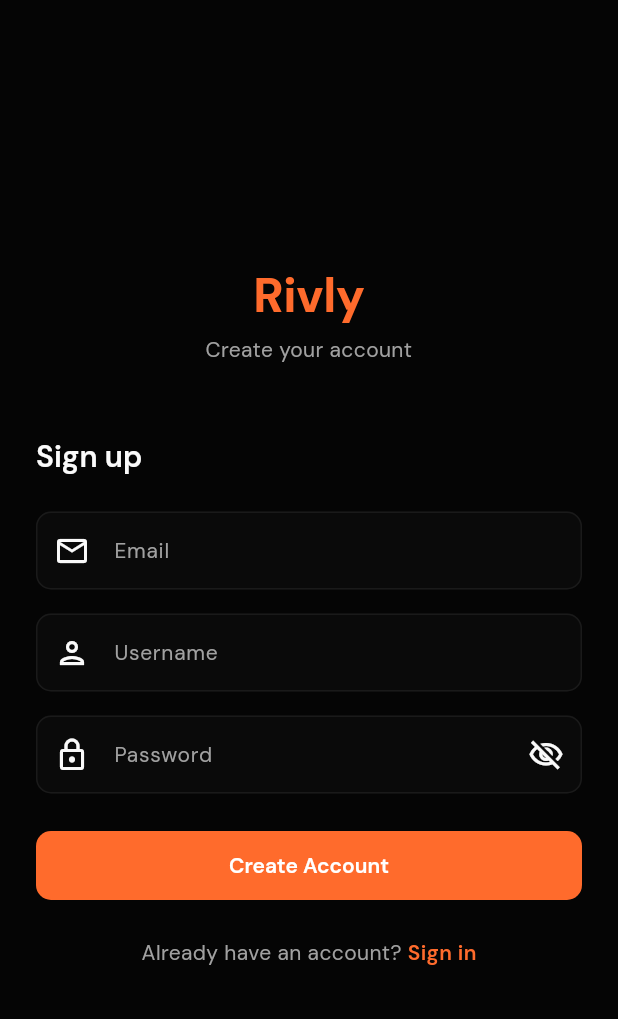
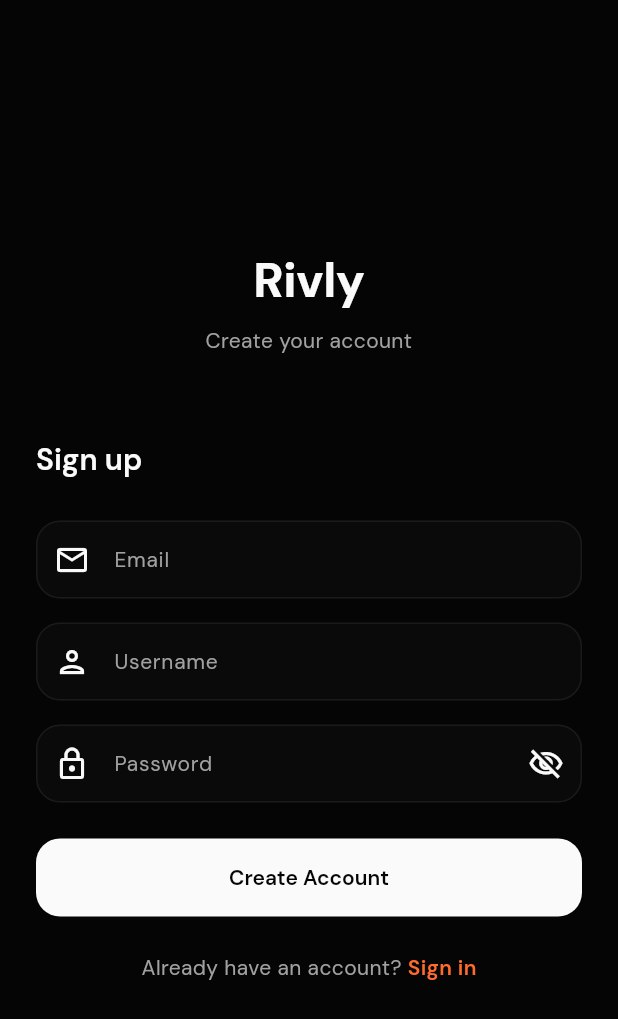
Before and after one commit to monkeyslaboratory/rivly-app, a Flutter app: the screen it shows after launch, after a tap on "Sign up", on a phone screen of 412 x 824 dp. Shown: the top 1019 px of the screen. Run offline on Flutter 3.47's test engine with Material 3 defaults, Android fonts, the phone set to English and light mode, and no system bars; our stand-ins replace dio, equatable, flutter_bloc, flutter_secure_storage, go_router, google_fonts and 1 more.

Commit message:
design: align Flutter UI with landing page design system
- Primary buttons: black/white (not orange) — matches landing CTA style
- Border-radius: 16px everywhere (buttons, cards, inputs, chips)
- Logo "Rivly": primary text color, not accent orange
- FAB: black/white instead of orange
- Loading indicator adapts to button foreground color
- Dashboard "Run" button now primary (black/white)
- Increased spacing on auth screens for better breathing room
- Ghost button uses onSurface color

Co-Authored-By: Claude Opus 4.6 (1M context) <noreply@anthropic.com>

```diff
--- a/lib/core/theme/app_theme.dart
+++ b/lib/core/theme/app_theme.dart
@@ -123,7 +123,7 @@ class AppTheme {
         color: AppColors.darkBgElevated,
         elevation: 0,
         shape: RoundedRectangleBorder(
-          borderRadius: BorderRadius.circular(12),
+          borderRadius: BorderRadius.circular(16),
           side: BorderSide(color: AppColors.darkBgSubtle),
         ),
       ),
@@ -133,20 +133,20 @@ class AppTheme {
         contentPadding:
             const EdgeInsets.symmetric(horizontal: 16, vertical: 14),
         border: OutlineInputBorder(
-          borderRadius: BorderRadius.circular(10),
+          borderRadius: BorderRadius.circular(16),
           borderSide: BorderSide(color: AppColors.darkBgSubtle),
         ),
         enabledBorder: OutlineInputBorder(
-          borderRadius: BorderRadius.circular(10),
+          borderRadius: BorderRadius.circular(16),
           borderSide: BorderSide(color: AppColors.darkBgSubtle),
         ),
         focusedBorder: OutlineInputBorder(
-          borderRadius: BorderRadius.circular(10),
+          borderRadius: BorderRadius.circular(16),
           borderSide:
               const BorderSide(color: AppColors.accentPrimary, width: 1.5),
         ),
         errorBorder: OutlineInputBorder(
-          borderRadius: BorderRadius.circular(10),
+          borderRadius: BorderRadius.circular(16),
           borderSide: const BorderSide(color: AppColors.error),
         ),
         hintStyle: GoogleFonts.dmSans(
@@ -160,12 +160,12 @@ class AppTheme {
       ),
       elevatedButtonTheme: ElevatedButtonThemeData(
         style: ElevatedButton.styleFrom(
-          backgroundColor: AppColors.accentPrimary,
-          foregroundColor: Colors.white,
+          backgroundColor: AppColors.darkTextPrimary,
+          foregroundColor: AppColors.darkBg,
           elevation: 0,
           padding: const EdgeInsets.symmetric(horizontal: 24, vertical: 14),
           shape:
-              RoundedRectangleBorder(borderRadius: BorderRadius.circular(10)),
+              RoundedRectangleBorder(borderRadius: BorderRadius.circular(16)),
           textStyle: GoogleFonts.dmSans(
             fontSize: 14,
             fontWeight: FontWeight.w600,
@@ -178,7 +178,7 @@ class AppTheme {
           side: BorderSide(color: AppColors.darkBgSubtle),
           padding: const EdgeInsets.symmetric(horizontal: 24, vertical: 14),
           shape:
-              RoundedRectangleBorder(borderRadius: BorderRadius.circular(10)),
+              RoundedRectangleBorder(borderRadius: BorderRadius.circular(16)),
           textStyle: GoogleFonts.dmSans(
             fontSize: 14,
             fontWeight: FontWeight.w600,
@@ -213,8 +213,8 @@ class AppTheme {
         color: AppColors.accentPrimary,
       ),
       floatingActionButtonTheme: const FloatingActionButtonThemeData(
-        backgroundColor: AppColors.accentPrimary,
-        foregroundColor: Colors.white,
+        backgroundColor: AppColors.darkTextPrimary,
+        foregroundColor: AppColors.darkBg,
       ),
     );
   }
@@ -258,7 +258,7 @@ class AppTheme {
         color: AppColors.lightBgElevated,
         elevation: 0,
         shape: RoundedRectangleBorder(
-          borderRadius: BorderRadius.circular(12),
+          borderRadius: BorderRadius.circular(16),
           side: BorderSide(color: AppColors.lightBgSubtle),
         ),
       ),
@@ -268,20 +268,20 @@ class AppTheme {
         contentPadding:
             const EdgeInsets.symmetric(horizontal: 16, vertical: 14),
         border: OutlineInputBorder(
-          borderRadius: BorderRadius.circular(10),
+          borderRadius: BorderRadius.circular(16),
           borderSide: BorderSide(color: AppColors.lightBgSubtle),
         ),
         enabledBorder: OutlineInputBorder(
-          borderRadius: BorderRadius.circular(10),
+          borderRadius: BorderRadius.circular(16),
           borderSide: BorderSide(color: AppColors.lightBgSubtle),
         ),
         focusedBorder: OutlineInputBorder(
-          borderRadius: BorderRadius.circular(10),
+          borderRadius: BorderRadius.circular(16),
           borderSide:
               const BorderSide(color: AppColors.accentPrimary, width: 1.5),
         ),
         errorBorder: OutlineInputBorder(
-          borderRadius: BorderRadius.circular(10),
+          borderRadius: BorderRadius.circular(16),
           borderSide: const BorderSide(color: AppColors.error),
         ),
         hintStyle: GoogleFonts.dmSans(
@@ -295,12 +295,12 @@ class AppTheme {
       ),
       elevatedButtonTheme: ElevatedButtonThemeData(
         style: ElevatedButton.styleFrom(
-          backgroundColor: AppColors.accentPrimary,
-          foregroundColor: Colors.white,
+          backgroundColor: AppColors.lightTextPrimary,
+          foregroundColor: AppColors.lightBg,
           elevation: 0,
           padding: const EdgeInsets.symmetric(horizontal: 24, vertical: 14),
           shape:
-              RoundedRectangleBorder(borderRadius: BorderRadius.circular(10)),
+              RoundedRectangleBorder(borderRadius: BorderRadius.circular(16)),
           textStyle: GoogleFonts.dmSans(
             fontSize: 14,
             fontWeight: FontWeight.w600,
@@ -313,7 +313,7 @@ class AppTheme {
           side: BorderSide(color: AppColors.lightBgSubtle),
           padding: const EdgeInsets.symmetric(horizontal: 24, vertical: 14),
           shape:
-              RoundedRectangleBorder(borderRadius: BorderRadius.circular(10)),
+              RoundedRectangleBorder(borderRadius: BorderRadius.circular(16)),
           textStyle: GoogleFonts.dmSans(
             fontSize: 14,
             fontWeight: FontWeight.w600,
@@ -349,8 +349,8 @@ class AppTheme {
         color: AppColors.accentPrimary,
       ),
       floatingActionButtonTheme: const FloatingActionButtonThemeData(
-        backgroundColor: AppColors.accentPrimary,
-        foregroundColor: Colors.white,
+        backgroundColor: AppColors.lightTextPrimary,
+        foregroundColor: AppColors.lightBg,
       ),
     );
   }
--- a/lib/presentation/screens/auth/login_screen.dart
+++ b/lib/presentation/screens/auth/login_screen.dart
@@ -73,23 +73,22 @@ class _LoginScreenState extends State<LoginScreen> {
                               .textTheme
                               .displayLarge
                               ?.copyWith(
-                                color: AppColors.accentPrimary,
                                 fontWeight: FontWeight.w800,
                               ),
                           textAlign: TextAlign.center,
                         ),
-                        const SizedBox(height: 8),
+                        const SizedBox(height: 12),
                         Text(
                           'Competitive intelligence, automated.',
                           style: Theme.of(context).textTheme.bodyMedium,
                           textAlign: TextAlign.center,
                         ),
-                        const SizedBox(height: 48),
+                        const SizedBox(height: 56),
                         Text(
                           'Sign in',
                           style: Theme.of(context).textTheme.headlineMedium,
                         ),
-                        const SizedBox(height: 24),
+                        const SizedBox(height: 28),
                         TextFormField(
                           controller: _emailController,
                           validator: Validators.email,
--- a/lib/presentation/screens/auth/register_screen.dart
+++ b/lib/presentation/screens/auth/register_screen.dart
@@ -76,23 +76,22 @@ class _RegisterScreenState extends State<RegisterScreen> {
                               .textTheme
                               .displayLarge
                               ?.copyWith(
-                                color: AppColors.accentPrimary,
                                 fontWeight: FontWeight.w800,
                               ),
                           textAlign: TextAlign.center,
                         ),
-                        const SizedBox(height: 8),
+                        const SizedBox(height: 12),
                         Text(
                           'Create your account',
                           style: Theme.of(context).textTheme.bodyMedium,
                           textAlign: TextAlign.center,
                         ),
-                        const SizedBox(height: 48),
+                        const SizedBox(height: 56),
                         Text(
                           'Sign up',
                           style: Theme.of(context).textTheme.headlineMedium,
                         ),
-                        const SizedBox(height: 24),
+                        const SizedBox(height: 28),
                         TextFormField(
                           controller: _emailController,
                           validator: Validators.email,
--- a/lib/presentation/screens/dashboard/dashboard_screen.dart
+++ b/lib/presentation/screens/dashboard/dashboard_screen.dart
@@ -32,7 +32,6 @@ class _DashboardScreenState extends State<DashboardScreen> {
         title: Text(
           'Rivly',
           style: Theme.of(context).textTheme.headlineMedium?.copyWith(
-                color: AppColors.accentPrimary,
                 fontWeight: FontWeight.w800,
               ),
         ),
@@ -203,7 +202,7 @@ class _DashboardScreenState extends State<DashboardScreen> {
                           Row(
                             children: [
                               Expanded(
-                                child: OutlinedButton.icon(
+                                child: ElevatedButton.icon(
                                   onPressed: () => context
                                       .read<DashboardCubit>()
                                       .triggerRun(job.id),
@@ -212,12 +211,11 @@ class _DashboardScreenState extends State<DashboardScreen> {
                                 ),
                               ),
                               const SizedBox(width: 8),
-                              IconButton(
-                                icon: const Icon(Icons.delete_outline,
-                                    size: 20),
+                              TextButton(
                                 onPressed: () => _confirmDelete(
                                     context, job.id, job.name),
-                                tooltip: 'Delete job',
+                                child: const Icon(Icons.delete_outline,
+                                    size: 20),
                               ),
                             ],
                           ),
--- a/lib/presentation/screens/job_creation/step1_product.dart
+++ b/lib/presentation/screens/job_creation/step1_product.dart
@@ -77,7 +77,7 @@ class _Step1ProductState extends State<Step1Product> {
                   padding: const EdgeInsets.all(16),
                   decoration: BoxDecoration(
                     color: AppColors.success.withValues(alpha: 0.1),
-                    borderRadius: BorderRadius.circular(10),
+                    borderRadius: BorderRadius.circular(16),
                     border: Border.all(
                       color: AppColors.success.withValues(alpha: 0.3),
                     ),
--- a/lib/presentation/widgets/common/rivly_button.dart
+++ b/lib/presentation/widgets/common/rivly_button.dart
@@ -1,5 +1,4 @@
 import 'package:flutter/material.dart';
-import '../../../core/theme/colors.dart';
 
 enum RivlyButtonVariant { primary, outline, ghost }
 
@@ -23,49 +22,35 @@ class RivlyButton extends StatelessWidget {
 
   @override
   Widget build(BuildContext context) {
-    final child = isLoading
-        ? const SizedBox(
-            height: 20,
-            width: 20,
-            child: CircularProgressIndicator(
-              strokeWidth: 2,
-              valueColor: AlwaysStoppedAnimation<Color>(Colors.white),
-            ),
-          )
-        : Row(
-            mainAxisSize: MainAxisSize.min,
-            children: [
-              if (icon != null) ...[
-                Icon(icon, size: 18),
-                const SizedBox(width: 8),
-              ],
-              Text(label),
-            ],
-          );
-
     final effectiveOnPressed = isLoading ? null : onPressed;
 
     Widget button;
     switch (variant) {
       case RivlyButtonVariant.primary:
+        final buttonStyle = Theme.of(context).elevatedButtonTheme.style;
+        final fgColor = buttonStyle?.foregroundColor?.resolve({}) ??
+            Theme.of(context).scaffoldBackgroundColor;
         button = ElevatedButton(
           onPressed: effectiveOnPressed,
-          child: child,
+          style: buttonStyle?.copyWith(
+            minimumSize: WidgetStatePropertyAll(const Size(0, 52)),
+          ),
+          child: _buildChild(fgColor),
         );
         break;
       case RivlyButtonVariant.outline:
         button = OutlinedButton(
           onPressed: effectiveOnPressed,
-          child: child,
+          style: Theme.of(context).outlinedButtonTheme.style?.copyWith(
+                minimumSize: WidgetStatePropertyAll(const Size(0, 48)),
+              ),
+          child: _buildChild(Theme.of(context).colorScheme.onSurface),
         );
         break;
       case RivlyButtonVariant.ghost:
         button = TextButton(
           onPressed: effectiveOnPressed,
-          style: TextButton.styleFrom(
-            foregroundColor: AppColors.accentPrimary,
-          ),
-          child: child,
+          child: _buildChild(Theme.of(context).colorScheme.onSurface),
         );
         break;
     }
@@ -76,4 +61,28 @@ class RivlyButton extends StatelessWidget {
 
     return button;
   }
+
+  Widget _buildChild(Color indicatorColor) {
+    if (isLoading) {
+      return SizedBox(
+        height: 20,
+        width: 20,
+        child: CircularProgressIndicator(
+          strokeWidth: 2,
+          valueColor: AlwaysStoppedAnimation<Color>(indicatorColor),
+        ),
+      );
+    }
+
+    return Row(
+      mainAxisSize: MainAxisSize.min,
+      children: [
+        if (icon != null) ...[
+          Icon(icon, size: 18),
+          const SizedBox(width: 8),
+        ],
+        Text(label),
+      ],
+    );
+  }
 }
--- a/lib/presentation/widgets/common/rivly_card.dart
+++ b/lib/presentation/widgets/common/rivly_card.dart
@@ -27,7 +27,7 @@ class RivlyCard extends StatelessWidget {
     if (onTap != null) {
       return InkWell(
         onTap: onTap,
-        borderRadius: BorderRadius.circular(12),
+        borderRadius: BorderRadius.circular(16),
         child: card,
       );
     }
```
